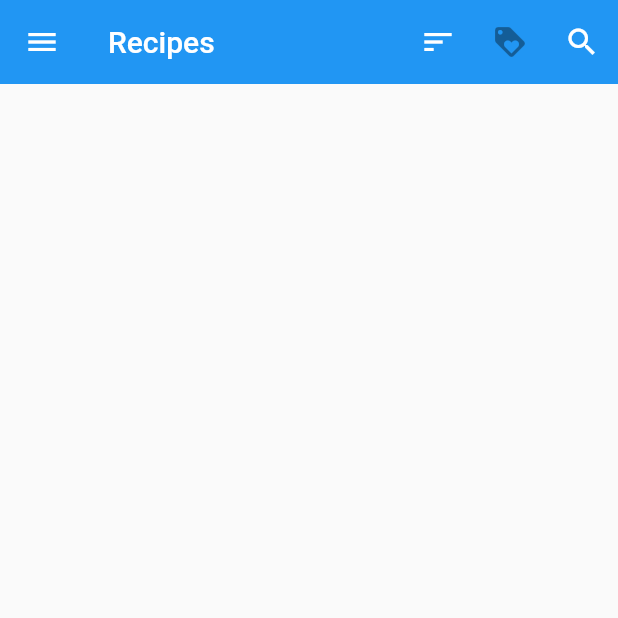
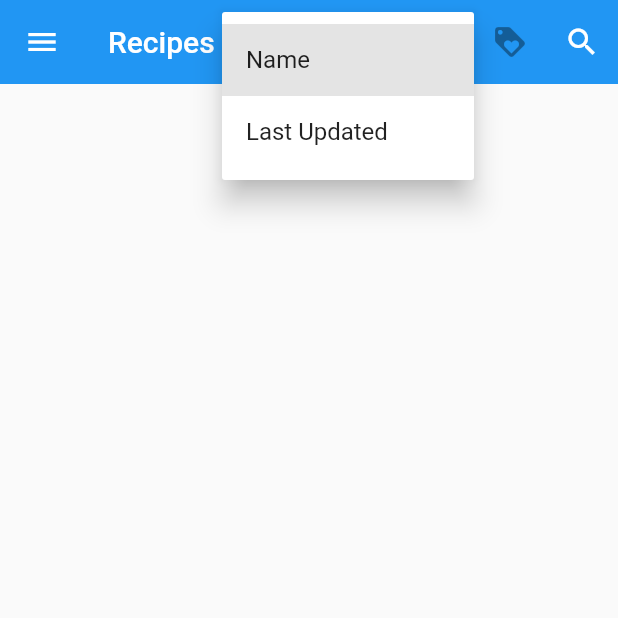
Before and after one commit to mrmeyers99/cookbook, a Flutter app: the HomeScreen screen opened by its route, after a tap on the "sort" icon, on a phone screen of 412 x 824 dp, the top half of it. Run offline on Flutter 3.47's test engine with Material 2 defaults, Android fonts, the phone set to English and light mode, and no system bars; our stand-ins replace cloud_firestore, firebase_auth, flutter_cache_manager, wakelock; accounts and stored records are empty.

Commit message:
sortby with two options

```diff
--- a/lib/ui/screens/home.dart
+++ b/lib/ui/screens/home.dart
@@ -76,15 +76,7 @@ class _HomeScreenState extends State<HomeScreen> {
               floating: true,
               pinned: true,
               actions: <Widget>[
-                IconButton(
-                  icon: Icon(Icons.sort), //todo: implement
-                  onPressed: () {
-                    setState((){
-                      sortBy = 'updated_at'; //todo: lose recipes when no field
-                      queryFirestore();
-                      });
-                  }
-                ),
+                _sortPopup(),
                 IconButton(
                   icon: Icon(Icons.loyalty), //todo: implement
                 ),
@@ -122,6 +114,35 @@ class _HomeScreenState extends State<HomeScreen> {
           ),
         ]));
   }
+
+    Widget _sortPopup() => PopupMenuButton<String>(
+    itemBuilder: (context) => [
+      PopupMenuItem(
+        value: "name",
+        child: Text("Name")
+      ),
+      PopupMenuItem(
+        value: "updated_at",
+        child: Text("Last Updated")
+      ),
+    ],
+    initialValue: 'name',
+    onCanceled: () {
+      sortBy = sortBy;
+      //print("You have cancelled the menu");
+    },
+    onSelected: (value) {
+      setState((){
+        sortBy = value;
+        queryFirestore();
+      });
+      //print("You have chosen wisely:$value");
+    },
+    icon: Icon(Icons.sort),
+    //offset: Offset(0,100)
+  );
+
+
 }
 
 class RecipeSearchDelegate extends SearchDelegate {
```
